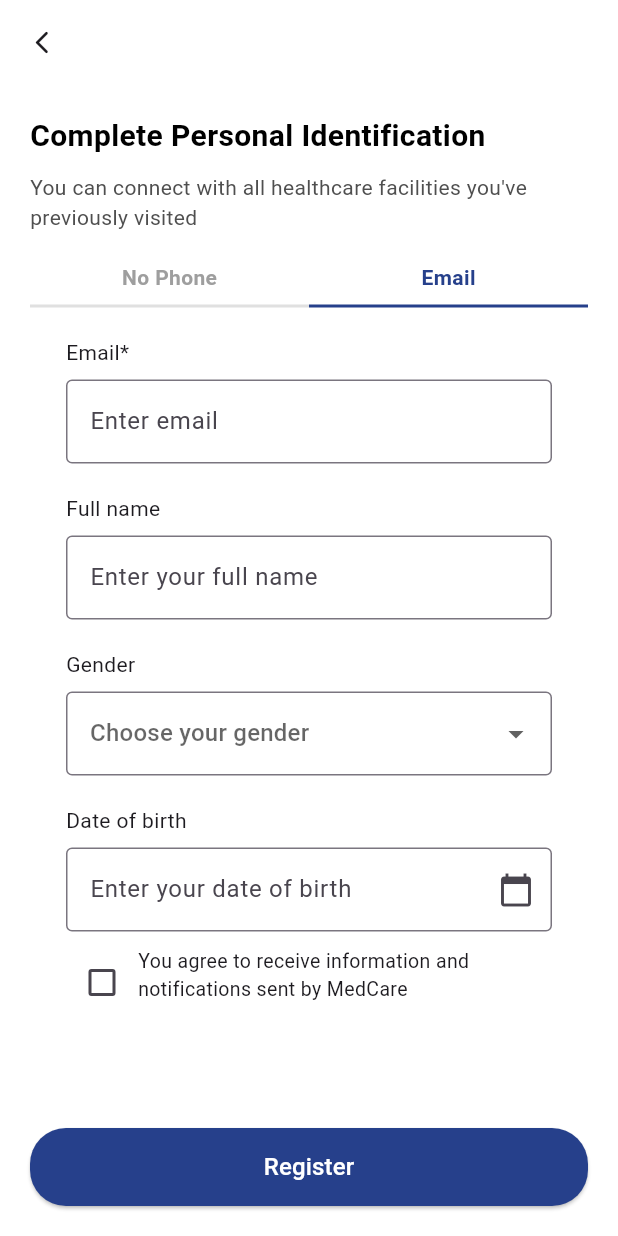
After one commit to Aryan-090/medcare, a Flutter app: the RegisterScreen screen opened directly, after a tap on "Email", on a phone screen of 412 x 824 dp. The commit adds this screen. Run offline on Flutter 3.47's test engine with Material 3 defaults, Android fonts, the phone set to English and light mode, and no system bars; our stand-ins replace intl_phone_field.

Commit message:
new screens added

```diff
--- a/lib/main.dart
+++ b/lib/main.dart
@@ -1,6 +1,8 @@
 import 'package:flutter/material.dart';
 import 'package:medcare/src/onboarding/onboarding_screen_1.dart';
+import 'package:medcare/src/register/register_screen.dart';
 import 'package:medcare/src/splash/splash_screen.dart';
+import 'package:medcare/src/splash/widgets/splash_screen_1.dart';
 
 void main() {
   runApp(const MyApp());
@@ -44,6 +46,6 @@ class _MyHomePageState extends State<MyHomePage> {
 
   @override
   Widget build(BuildContext context) {
-    return const SplashScreen();
+    return const SplashScreen1();
   }
 }
--- /dev/null
+++ b/lib/src/register/register_screen.dart
@@ -0,0 +1,142 @@
+import 'package:flutter/material.dart';
+import 'package:medcare/src/register/widget/RegisterEmailWidget.dart';
+import 'package:medcare/src/register/widget/RegisterPhoneWidget.dart';
+import 'package:medcare/utils/app_colors.dart';
+
+import '../../widgets/button/primary_button_widget.dart';
+
+class RegisterScreen extends StatefulWidget {
+  const RegisterScreen({super.key});
+
+  @override
+  State<RegisterScreen> createState() => _RegisterScreenState();
+}
+
+class _RegisterScreenState extends State<RegisterScreen> {
+  int selectedTab = 0; // 0 = Phone, 1 = Email
+
+  @override
+  Widget build(BuildContext context) {
+    return Scaffold(
+      appBar: AppBar(
+        backgroundColor: AppColors.background,
+        leading: const Icon(Icons.arrow_back_ios_new_rounded, size: 18),
+      ),
+      backgroundColor: AppColors.background,
+      body: SafeArea(
+        child: Container(
+          padding: const EdgeInsets.all(20),
+          child: Column(
+            crossAxisAlignment: CrossAxisAlignment.start,
+            children: [
+              const Text(
+                "Complete Personal Identification",
+                style: TextStyle(
+                  fontSize: 20,
+                  fontWeight: FontWeight.bold,
+                  color: AppColors.text,
+                ),
+              ),
+              const SizedBox(height: 10),
+              const Text(
+                "You can connect with all healthcare facilities you've previously visited",
+                style: TextStyle(
+                  fontSize: 14,
+                  fontWeight: FontWeight.w400,
+                  color: AppColors.secondaryText,
+                ),
+              ),
+              const SizedBox(height: 20),
+              Row(
+                children: [
+                  Expanded(
+                    child: GestureDetector(
+                      onTap: () {
+                        setState(() {
+                          selectedTab = 0;
+                        });
+                      },
+                      child: Column(
+                        children: [
+                          Text(
+                            "No Phone",
+                            style: TextStyle(
+                              color:
+                                  selectedTab == 0
+                                      ? AppColors.primary
+                                      : Colors.grey,
+                              fontWeight: FontWeight.w600,
+                            ),
+                          ),
+                          const SizedBox(height: 8),
+                          Container(
+                            height: 2,
+                            color:
+                                selectedTab == 0
+                                    ? AppColors.primary
+                                    : Colors.grey.shade300,
+                          ),
+                        ],
+                      ),
+                    ),
+                  ),
+
+                  /// EMAIL TAB
+                  Expanded(
+                    child: GestureDetector(
+                      onTap: () {
+                        setState(() {
+                          selectedTab = 1;
+                        });
+                      },
+                      child: Column(
+                        children: [
+                          Text(
+                            "Email",
+                            style: TextStyle(
+                              color:
+                                  selectedTab == 1
+                                      ? AppColors.primary
+                                      : Colors.grey,
+                              fontWeight: FontWeight.w600,
+                            ),
+                          ),
+                          const SizedBox(height: 8),
+                          Container(
+                            height: 2,
+                            color:
+                                selectedTab == 1
+                                    ? AppColors.primary
+                                    : Colors.grey.shade300,
+                          ),
+                        ],
+                      ),
+                    ),
+                  ),
+                ],
+              ),
+              const SizedBox(height: 20),
+
+              /// SWITCH WIDGET
+              Expanded(
+                child:
+                    selectedTab == 0
+                        ? const RegisterPhoneWidget()
+                        : const RegisterEmailWidget(),
+              ),
+              const SizedBox(height: 20),
+              Container(
+                width: double.infinity,
+                height: 52,
+                child: PrimaryButtonWidget(
+                  title: "Register",
+                  onTap: () {},
+                ),
+              ),
+            ],
+          ),
+        ),
+      ),
+    );
+  }
+}
--- /dev/null
+++ b/lib/src/register/widget/RegisterEmailWidget.dart
@@ -0,0 +1,141 @@
+import 'package:flutter/material.dart';
+class RegisterEmailWidget extends StatefulWidget {
+  const RegisterEmailWidget({super.key});
+
+  @override
+  State<RegisterEmailWidget> createState() => _RegisterEmailWidgetState();
+}
+
+class _RegisterEmailWidgetState extends State<RegisterEmailWidget> {
+
+  final emailController = TextEditingController();
+  final nameController = TextEditingController();
+  final dobController = TextEditingController();
+
+  String? gender;
+  bool agree = false;
+
+  Future<void> pickDate() async {
+
+    DateTime? pickedDate = await showDatePicker(
+      context: context,
+      initialDate: DateTime(2000),
+      firstDate: DateTime(1950),
+      lastDate: DateTime.now(),
+    );
+
+    if (pickedDate != null) {
+      dobController.text =
+      "${pickedDate.day}/${pickedDate.month}/${pickedDate.year}";
+    }
+  }
+
+  @override
+  Widget build(BuildContext context) {
+
+    return SingleChildScrollView(
+      padding: const EdgeInsets.symmetric(horizontal: 24),
+      child: Column(
+        crossAxisAlignment: CrossAxisAlignment.start,
+        children: [
+
+          /// EMAIL
+          const Text("Email*"),
+
+          const SizedBox(height: 8),
+
+          TextField(
+            controller: emailController,
+            keyboardType: TextInputType.emailAddress,
+            decoration: const InputDecoration(
+              hintText: "Enter email",
+              border: OutlineInputBorder(),
+            ),
+          ),
+
+          const SizedBox(height: 20),
+
+          /// FULL NAME
+          const Text("Full name"),
+          const SizedBox(height: 8),
+
+          TextField(
+            controller: nameController,
+            decoration: const InputDecoration(
+              hintText: "Enter your full name",
+              border: OutlineInputBorder(),
+            ),
+          ),
+
+          const SizedBox(height: 20),
+
+          /// GENDER
+          const Text("Gender"),
+          const SizedBox(height: 8),
+
+          DropdownButtonFormField<String>(
+            hint: const Text("Choose your gender"),
+            value: gender,
+            decoration: const InputDecoration(
+              border: OutlineInputBorder(),
+            ),
+            items: const [
+              DropdownMenuItem(value: "Male", child: Text("Male")),
+              DropdownMenuItem(value: "Female", child: Text("Female")),
+              DropdownMenuItem(value: "Other", child: Text("Other")),
+            ],
+            onChanged: (value) {
+              setState(() {
+                gender = value;
+              });
+            },
+          ),
+
+          const SizedBox(height: 20),
+
+          /// DOB
+          const Text("Date of birth"),
+          const SizedBox(height: 8),
+
+          TextField(
+            controller: dobController,
+            readOnly: true,
+            onTap: pickDate,
+            decoration: const InputDecoration(
+              hintText: "Enter your date of birth",
+              border: OutlineInputBorder(),
+              suffixIcon: Icon(Icons.calendar_today),
+            ),
+          ),
+
+          const SizedBox(height: 10),
+
+          /// CHECKBOX
+          Row(
+            crossAxisAlignment: CrossAxisAlignment.start,
+            children: [
+
+              Checkbox(
+                value: agree,
+                onChanged: (value) {
+                  setState(() {
+                    agree = value!;
+                  });
+                },
+              ),
+
+              const Expanded(
+                child: Text(
+                  "You agree to receive information and notifications sent by MedCare",
+                  style: TextStyle(fontSize: 13),
+                ),
+              )
+            ],
+          ),
+
+          const SizedBox(height: 20),
+        ],
+      ),
+    );
+  }
+}
--- /dev/null
+++ b/lib/src/register/widget/RegisterPhoneWidget.dart
@@ -0,0 +1,143 @@
+import 'package:flutter/material.dart';
+import 'package:intl_phone_field/intl_phone_field.dart';
+class RegisterPhoneWidget extends StatefulWidget {
+  const RegisterPhoneWidget({super.key});
+
+  @override
+  State<RegisterPhoneWidget> createState() => _RegisterPhoneWidgetState();
+}
+
+class _RegisterPhoneWidgetState extends State<RegisterPhoneWidget> {
+
+  final nameController = TextEditingController();
+  final dobController = TextEditingController();
+
+  String? gender;
+  bool agree = false;
+
+  Future<void> pickDate() async {
+
+    DateTime? pickedDate = await showDatePicker(
+      context: context,
+      initialDate: DateTime(2000),
+      firstDate: DateTime(1950),
+      lastDate: DateTime.now(),
+    );
+
+    if (pickedDate != null) {
+      dobController.text =
+      "${pickedDate.day}/${pickedDate.month}/${pickedDate.year}";
+    }
+  }
+
+  @override
+  Widget build(BuildContext context) {
+
+    return SingleChildScrollView(
+      padding: const EdgeInsets.symmetric(horizontal: 24),
+      child: Column(
+        crossAxisAlignment: CrossAxisAlignment.start,
+        children: [
+
+          /// PHONE
+          const Text("No Phone*"),
+
+          const SizedBox(height: 8),
+
+          IntlPhoneField(
+            initialCountryCode: 'IN',
+            decoration: const InputDecoration(
+              hintText: "Enter phone number",
+              border: OutlineInputBorder(),
+            ),
+            onChanged: (phone) {
+              print(phone.completeNumber);
+            },
+          ),
+
+          const SizedBox(height: 20),
+
+          /// FULL NAME
+          const Text("Full name"),
+          const SizedBox(height: 8),
+
+          TextField(
+            controller: nameController,
+            decoration: const InputDecoration(
+              hintText: "Enter your full name",
+              border: OutlineInputBorder(),
+            ),
+          ),
+
+          const SizedBox(height: 20),
+
+          /// GENDER
+          const Text("Gender"),
+          const SizedBox(height: 8),
+
+          DropdownButtonFormField<String>(
+            hint: const Text("Choose your gender"),
+            value: gender,
+            decoration: const InputDecoration(
+              border: OutlineInputBorder(),
+            ),
+            items: const [
+              DropdownMenuItem(value: "Male", child: Text("Male")),
+              DropdownMenuItem(value: "Female", child: Text("Female")),
+              DropdownMenuItem(value: "Other", child: Text("Other")),
+            ],
+            onChanged: (value) {
+              setState(() {
+                gender = value;
+              });
+            },
+          ),
+
+          const SizedBox(height: 20),
+
+          /// DOB
+          const Text("Date of birth"),
+          const SizedBox(height: 8),
+
+          TextField(
+            controller: dobController,
+            readOnly: true,
+            onTap: pickDate,
+            decoration: const InputDecoration(
+              hintText: "Enter your date of birth",
+              border: OutlineInputBorder(),
+              suffixIcon: Icon(Icons.calendar_today),
+            ),
+          ),
+
+          const SizedBox(height: 10),
+
+          /// CHECKBOX
+          Row(
+            crossAxisAlignment: CrossAxisAlignment.start,
+            children: [
+
+              Checkbox(
+                value: agree,
+                onChanged: (value) {
+                  setState(() {
+                    agree = value!;
+                  });
+                },
+              ),
+
+              const Expanded(
+                child: Text(
+                  "You agree to receive information and notifications sent by MedCare",
+                  style: TextStyle(fontSize: 13),
+                ),
+              )
+            ],
+          ),
+
+          const SizedBox(height: 20),
+        ],
+      ),
+    );
+  }
+}
--- a/lib/utils/app_colors.dart
+++ b/lib/utils/app_colors.dart
@@ -14,6 +14,8 @@ class AppColors {
   static const scaffoldBackground = Color(0xFFF3F2F7);
   static const cardBackground = Color(0xFFF0F0F0);
   static const containerBackground = Color(0xFFDDDBE6);
+  static const circleBackground = Color(0xFFC2E7D9);
+
 
   // Text Colors
   static const text = Color(0xFF000000);
--- a/lib/widgets/button/primary_button_widget.dart
+++ b/lib/widgets/button/primary_button_widget.dart
@@ -8,12 +8,15 @@ class PrimaryButtonWidget extends StatelessWidget {
     required this.title,
     this.radius,
     this.backgroundColor,
+    this.color,
   });
 
   final String title;
   final Function() onTap;
   final double? radius;
   final Color? backgroundColor;
+  final Color? color;
+
 
   @override
   Widget build(BuildContext context) {
@@ -27,8 +30,8 @@ class PrimaryButtonWidget extends StatelessWidget {
       ),
       child: Text(
         title,
-        style: const TextStyle(
-          color: AppColors.white,
+        style: TextStyle(
+          color: color ?? AppColors.white,
           fontSize: 16,
           fontWeight: FontWeight.w500,
         ),
--- a/pubspec.yaml
+++ b/pubspec.yaml
@@ -34,6 +34,7 @@ dependencies:
   # The following adds the Cupertino Icons font to your application.
   # Use with the CupertinoIcons class for iOS style icons.
   cupertino_icons: ^1.0.8
+  intl_phone_field: ^3.2.0
 
 dev_dependencies:
   flutter_test:
```
Also changed, not shown: lib/src/onboarding/onboarding_common.dart (deleted, +0 -54 lines), lib/src/onboarding/onboarding_screen_1.dart (+119 -10 lines), lib/src/onboarding/widgets/onboarding_common.dart (added, +56 -0 lines), lib/src/splash/widgets/splash_screen_1.dart (added, +63 -0 lines), assets/img/splash_logo_1.png (added), pubspec.lock.
